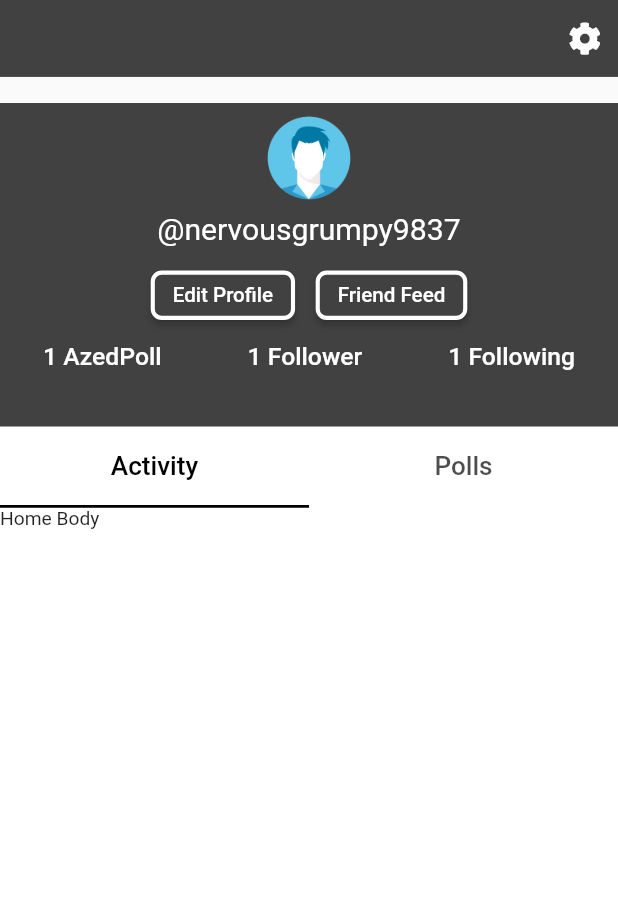
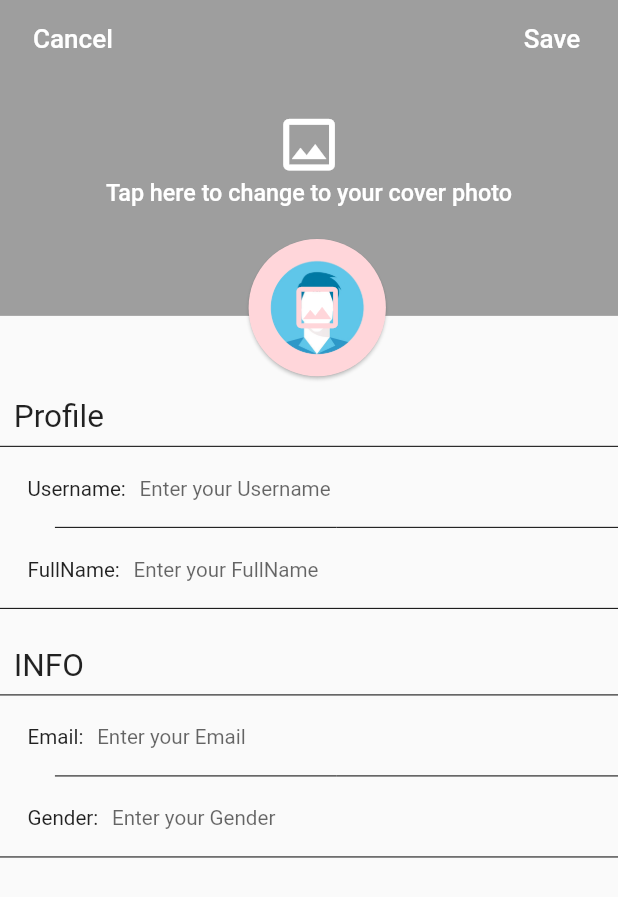
Before and after one commit to Abdelmoghit-IDH/whichOne, a Flutter app: the ProfileTab screen opened directly, after a tap on "Edit Profile", on a phone screen of 412 x 824 dp. Shown: the top 897 px of the screen. Run offline on Flutter 3.47's test engine with Material 2 defaults, Android fonts, the light colour scheme and no system bars; our stand-ins replace cloud_firestore, firebase_auth, firebase_core, firebase_storage, font_awesome_flutter, image_picker and 4 more; accounts and stored records are empty; network calls fail.

Commit message:
Add essentiel screens

```diff
--- /dev/null
+++ b/lib/components/profile_tab/edit_profile.dart
@@ -0,0 +1,302 @@
+import 'dart:io';
+import 'package:flutter/material.dart';
+import 'package:image_picker/image_picker.dart';
+import 'package:transparent_image/transparent_image.dart';
+
+class EditProfile extends StatefulWidget {
+  const EditProfile({Key? key}) : super(key: key);
+
+  @override
+  _EditProfileState createState() => _EditProfileState();
+}
+
+class _EditProfileState extends State<EditProfile> {
+  final picker = ImagePicker();
+  File? _coverImage;
+  File? _profilImage;
+
+  Future coverImage() async {
+    final pickedFile = await picker.pickImage(source: ImageSource.gallery);
+
+    setState(() {
+      _coverImage = File(pickedFile!.path);
+    });
+  }
+
+  Future profilImage() async {
+    final pickedFile = await picker.pickImage(source: ImageSource.gallery);
+
+    setState(() {
+      _profilImage = File(pickedFile!.path);
+    });
+  }
+
+  @override
+  Widget build(BuildContext context) {
+    return Scaffold(
+      body: SafeArea(
+        child: Column(
+          mainAxisAlignment: MainAxisAlignment.start,
+          children: [
+            Stack(
+              children: [
+                Column(
+                  children: [
+                    Stack(
+                      children: [
+                        Container(
+                          height: 230,
+                          decoration: BoxDecoration(
+                            color: Colors.grey,
+                            image: DecorationImage(
+                              fit: BoxFit.cover,
+                              image: _coverImage == null
+                                  ? MemoryImage(kTransparentImage)
+                                  : FileImage(_coverImage!) as ImageProvider,
+                            ),
+                          ),
+                          child: ListTile(
+                            leading: TextButton(
+                              onPressed: () => Navigator.pop(context),
+                              child: Text(
+                                "Cancel",
+                                style: TextStyle(
+                                  fontSize: 19,
+                                  color: Colors.white,
+                                ),
+                              ),
+                            ),
+                            trailing: TextButton(
+                              onPressed: () {},
+                              child: Text(
+                                "Save",
+                                style: TextStyle(
+                                  fontSize: 19,
+                                  color: Colors.white,
+                                ),
+                              ),
+                            ),
+                          ),
+                        ),
+                        ChangeCover(
+                          onPressed: coverImage,
+                        )
+                      ],
+                    ),
+                    SizedBox(height: 60)
+                  ],
+                ),
+                ChangePicProfil(
+                  profilImage: _profilImage,
+                  onPressed: profilImage,
+                ),
+              ],
+            ),
+            Padding(
+              padding: const EdgeInsets.symmetric(horizontal: 10),
+              child: Align(
+                alignment: Alignment.topLeft,
+                child: Text("Profile",
+                    style: TextStyle(
+                      fontSize: 23,
+                    )),
+              ),
+            ),
+            Divider(color: Colors.black),
+            TextfieldEditProfil(
+              leading: "Username",
+              hintText: "Enter your Username",
+            ),
+            Padding(
+              padding: const EdgeInsets.only(left: 40, top: 10),
+              child: Divider(color: Colors.black),
+            ),
+            TextfieldEditProfil(
+              leading: "FullName",
+              hintText: "Enter your FullName",
+            ),
+            SizedBox(height: 10),
+            Divider(color: Colors.black),
+            SizedBox(height: 20),
+            Padding(
+              padding: const EdgeInsets.symmetric(horizontal: 10),
+              child: Align(
+                alignment: Alignment.topLeft,
+                child: Text("INFO",
+                    style: TextStyle(
+                      fontSize: 23,
+                    )),
+              ),
+            ),
+            Divider(color: Colors.black),
+            TextfieldEditProfil(
+              leading: "Email",
+              hintText: "Enter your Email",
+            ),
+            Padding(
+              padding: const EdgeInsets.only(left: 40, top: 10),
+              child: Divider(color: Colors.black),
+            ),
+            TextfieldEditProfil(
+              leading: "Gender",
+              hintText: "Enter your Gender",
+            ),
+            SizedBox(height: 10),
+            Divider(color: Colors.black),
+          ],
+        ),
+      ),
+    );
+  }
+}
+
+class ChangePicProfil extends StatelessWidget {
+  const ChangePicProfil({
+    Key? key,
+    required File? profilImage,
+    required this.onPressed,
+  })  : _profilImage = profilImage,
+        super(key: key);
+
+  final File? _profilImage;
+  final VoidCallback? onPressed;
+
+  @override
+  Widget build(BuildContext context) {
+    return Positioned(
+      top: 170,
+      right: 165,
+      child: Card(
+        color: Color(0xFFffd6da),
+        shape: RoundedRectangleBorder(
+          borderRadius: BorderRadius.circular(180),
+        ),
+        child: InkWell(
+          onTap: onPressed,
+          child: Stack(
+            children: [
+              SizedBox(
+                width: 100,
+                height: 100,
+                child: Container(
+                  margin: EdgeInsets.all(5),
+                  alignment: Alignment.bottomCenter,
+                  width: 100,
+                  height: 100,
+                  child: CircleAvatar(
+                    backgroundColor: Colors.transparent,
+                    radius: 75,
+                    backgroundImage: _profilImage == null
+                        ? AssetImage(
+                            'assets/images/profile.png',
+                          )
+                        : FileImage(_profilImage!) as ImageProvider,
+                  ),
+                ),
+              ),
+              SizedBox(
+                width: 100,
+                height: 100,
+                child: Center(
+                  child: Icon(
+                    Icons.image_outlined,
+                    size: 40,
+                    color: Color(0xFFffd6da),
+                  ),
+                ),
+              ),
+            ],
+          ),
+        ),
+      ),
+    );
+  }
+}
+
+class TextfieldEditProfil extends StatelessWidget {
+  const TextfieldEditProfil({
+    required this.leading,
+    this.controller,
+    this.hintText,
+    Key? key,
+  }) : super(key: key);
+
+  final String? leading, hintText;
+  final TextEditingController? controller;
+
+  @override
+  Widget build(BuildContext context) {
+    return Padding(
+      padding: const EdgeInsets.only(left: 20, top: 10),
+      child: Column(
+        children: [
+          Row(
+            children: [
+              Text(
+                "$leading:",
+                style: TextStyle(
+                  fontSize: 15,
+                  height: 1.5,
+                ),
+              ),
+              SizedBox(width: 10),
+              Flexible(
+                child: TextField(
+                  controller: controller,
+                  style: TextStyle(
+                    fontSize: 15,
+                    height: 1.5,
+                    color: Color(0xFFdc8c97),
+                  ),
+                  decoration: InputDecoration.collapsed(
+                    hintText: hintText,
+                    border: InputBorder.none,
+                  ),
+                ),
+              ),
+            ],
+          ),
+        ],
+      ),
+    );
+  }
+}
+
+class ChangeCover extends StatelessWidget {
+  const ChangeCover({
+    Key? key,
+    this.onPressed,
+  }) : super(key: key);
+
+  final VoidCallback? onPressed;
+
+  @override
+  Widget build(BuildContext context) {
+    return GestureDetector(
+      onTap: onPressed,
+      child: Container(
+        height: 230,
+        child: Column(
+          mainAxisAlignment: MainAxisAlignment.center,
+          children: [
+            Center(
+              child: Icon(
+                Icons.image_outlined,
+                size: 50,
+                color: Colors.white,
+              ),
+            ),
+            Text(
+              "Tap here to change to your cover photo",
+              style: TextStyle(
+                fontSize: 17,
+                color: Colors.white,
+                fontWeight: FontWeight.w500,
+              ),
+            ),
+          ],
+        ),
+      ),
+    );
+  }
+}
--- a/lib/const.dart
+++ b/lib/const.dart
@@ -39,3 +39,9 @@ List<BottomNavigationBarItem> tabsItems = [
     label: "Text",
   ),
 ];
+
+class Constants {
+  Constants._();
+  static const double padding = 20;
+  static const double avatarRadius = 45;
+}
--- a/lib/route_generator.dart
+++ b/lib/route_generator.dart
@@ -2,6 +2,8 @@ import 'package:flutter/material.dart';
 import 'package:azedpolls/screens/account/login.dart';
 import 'package:azedpolls/screens/home/home.dart';
 import 'animations/animation_route.dart';
+import 'components/profile_tab/edit_profile.dart';
+import 'components/profile_tab/settings.dart';
 import 'screens/account/reset_password/check_mail.dart';
 import 'screens/account/reset_password/forgot_password.dart';
 import 'screens/account/sign_up.dart';
@@ -24,6 +26,10 @@ class RouteGenerator {
           return CheckEmail();
         case '/SignUp':
           return SignUp();
+        case '/Settings':
+          return Settings();
+        case '/EditProfile':
+          return EditProfile();
         default:
           return SizedBox.shrink();
       }
--- a/lib/screens/home/home_tabs/profile_tab.dart
+++ b/lib/screens/home/home_tabs/profile_tab.dart
@@ -2,7 +2,7 @@ import 'package:flutter/material.dart';
 import 'package:font_awesome_flutter/font_awesome_flutter.dart';
 
 class ProfileTab extends StatelessWidget {
-  const ProfileTab({Key? key}) : super(key: key);
+  ProfileTab({Key? key}) : super(key: key);
 
   @override
   Widget build(BuildContext context) {
@@ -14,8 +14,10 @@ class ProfileTab extends StatelessWidget {
         backgroundColor: Color(0xff414141),
         actions: [
           IconButton(
-            onPressed: () {},
-            icon: Icon(FontAwesomeIcons.cog),
+            onPressed: () => Navigator.pushNamed(context, '/Settings'),
+            icon: Icon(
+              FontAwesomeIcons.cog,
+            ),
           )
         ],
       ),
@@ -45,7 +47,7 @@ class BodyProfile extends StatelessWidget {
                     Center(
                       child: CircleAvatar(
                         backgroundColor: Colors.transparent,
-                        radius: 40,
+                        radius: 45,
                         backgroundImage: AssetImage(
                           'assets/images/profile.png',
                         ),
@@ -65,7 +67,8 @@ class BodyProfile extends StatelessWidget {
                       mainAxisAlignment: MainAxisAlignment.center,
                       children: [
                         ElevatedButton(
-                          onPressed: () {},
+                          onPressed: () =>
+                              Navigator.pushNamed(context, '/EditProfile'),
                           style: ButtonStyle(
                             backgroundColor: MaterialStateProperty.all(
                               Color(0xff414141),
--- a/pubspec.yaml
+++ b/pubspec.yaml
@@ -26,6 +26,7 @@ dependencies:
   firebase_core: ^1.7.0
   crypto: ^3.0.1
   image_picker:
+  transparent_image: ^2.0.0
   firebase_storage: ^10.0.5
 
 dev_dependencies:
```
Also changed, not shown: lib/components/custom_popup.dart (added, +102 -0 lines), lib/components/profile_tab/settings.dart (added, +140 -0 lines), lib/screens/account/login.dart (+5 -3 lines), assets/images/whichOne_logo.png (deleted), pubspec.lock.
